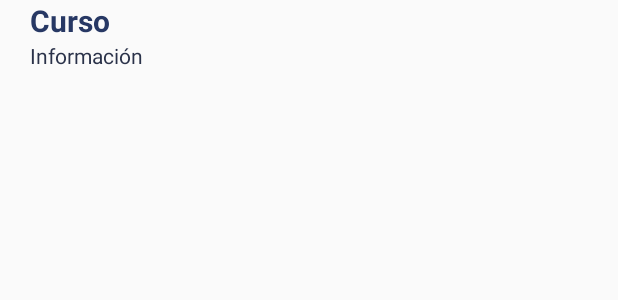
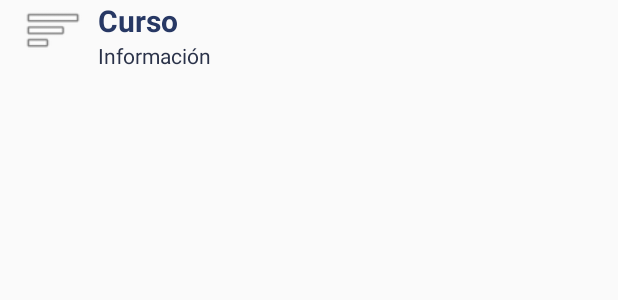
Before and after one commit to kecastro/CourseControl, an Android app: the layout course_item.xml on its own in the app's theme, with its tools: preview values and no code run, on a phone screen of 412 x 824 dp. Shown: the top 300 px of the screen. Run offline under Robolectric (Android 15) with nearby library versions, the phone set to English and light mode, and no system bars.

Commit message:
Add icon for course item

```diff
--- a/app/src/main/java/com/example/kcastrop/coursecontrol/EnrollCourseActivity.java
+++ b/app/src/main/java/com/example/kcastrop/coursecontrol/EnrollCourseActivity.java
@@ -36,6 +36,7 @@ public class EnrollCourseActivity extends BaseActivity {
     @Override
     protected void onCreate(Bundle savedInstanceState) {
         super.onCreate(savedInstanceState);
+
         FrameLayout contentFrameLayout = (FrameLayout) findViewById(R.id.mainContent);
         getLayoutInflater().inflate(R.layout.activity_enroll_course, contentFrameLayout);
 
@@ -62,12 +63,10 @@ public class EnrollCourseActivity extends BaseActivity {
             info.setText("No puedes inscribirte en un curso en el que eres dueño");
             //Toast.makeText(this,"No puedes inscribirte en un curso en el que eres dueño",Toast.LENGTH_LONG).show();
         }else {
-            Query queryCourses = database.child("EnrollCourse").orderByChild("idCourse").endAt(idCourse);
+            Query queryCourses = database.child("EnrollCourse").orderByChild("idCourse").equalTo(idCourse);
             queryCourses.addValueEventListener(new ValueEventListener() {
                 @Override
                 public void onDataChange(DataSnapshot dataSnapshot) {
-                    Toast.makeText(EnrollCourseActivity.this, "Ya has enviado una solicitud", Toast.LENGTH_LONG).show();
-
                     for (DataSnapshot enrollCourseSnapshot : dataSnapshot.getChildren()) {
                         EnrollCourse enrollCourse = enrollCourseSnapshot.getValue(EnrollCourse.class);
                         /*if (enrollCourse.getIdStudent().equals(idUser) && enrollCourse.getIdCourse().equals(idCourse)) {
@@ -91,7 +90,7 @@ public class EnrollCourseActivity extends BaseActivity {
             public void onClick(View view) {
                 firebaseAuth = FirebaseAuth.getInstance();
                 database = FirebaseDatabase.getInstance().getReference();
-               // EnrollCourse enrollCourse = new EnrollCourse(idCourse,idUser);
+                //EnrollCourse enrollCourse = new EnrollCourse(idCourse,idUser);
                 //database.child("EnrollCourse").child(enrollCourse.getIdEnrollCourse()).setValue(enrollCourse);
                 finish();
                 Toast.makeText(EnrollCourseActivity.this,"Tu solicitud ha sido enviada",Toast.LENGTH_LONG).show();
--- a/app/src/main/java/com/example/kcastrop/coursecontrol/HomeActivity.java
+++ b/app/src/main/java/com/example/kcastrop/coursecontrol/HomeActivity.java
@@ -47,15 +47,11 @@ public class HomeActivity extends BaseActivity implements AdapterView.OnItemClic
 
             FrameLayout contentFrameLayout = (FrameLayout) findViewById(R.id.mainContent);
             getLayoutInflater().inflate(R.layout.activity_home, contentFrameLayout);
-            //setContentView(R.layout.activity_home);
 
             information = (TextView) findViewById(R.id.info);
             listViewCourses = (ListView) findViewById(R.id.list_course);
             active = this;
-            courses = new ArrayList<>();
-            //information.setText(utils.getInstance().getCurrentUser());
             loadCourses();
-
             listViewCourses.setOnItemClickListener(this);
         }
     }
@@ -65,6 +61,7 @@ public class HomeActivity extends BaseActivity implements AdapterView.OnItemClic
         queryCourses.addValueEventListener(new ValueEventListener() {
             @Override
             public void onDataChange(DataSnapshot dataSnapshot) {
+                courses = new ArrayList<Course>();
                 for(DataSnapshot coursesSnapshot: dataSnapshot.getChildren()){
                     Course course = coursesSnapshot.getValue(Course.class);
                     courses.add(course);
@@ -87,7 +84,6 @@ public class HomeActivity extends BaseActivity implements AdapterView.OnItemClic
     @Override
     public void onItemClick(AdapterView<?> adapterView, View view, int i, long l) {
         Course course = (Course)adapter.getItem(i);
-        Toast.makeText(active,course.getName(),Toast.LENGTH_SHORT).show();
         //Send variables to other activity
         Intent intent = new Intent(active,EnrollCourseActivity.class);
         intent.putExtra("variable_id_course",course.getCourseId());
--- a/app/src/main/res/layout/course_item.xml
+++ b/app/src/main/res/layout/course_item.xml
@@ -1,5 +1,6 @@
 <?xml version="1.0" encoding="utf-8"?>
 <RelativeLayout xmlns:android="http://schemas.android.com/apk/res/android"
+    xmlns:app="http://schemas.android.com/apk/res-auto"
     android:layout_width="match_parent"
     android:layout_height="match_parent"
     android:orientation="vertical">
@@ -13,12 +14,11 @@
         android:text="Curso"
         android:textColor="#273864"
         android:textStyle="bold"
-        android:layout_alignParentLeft="true"
-        android:layout_alignParentStart="true"
         android:layout_alignParentTop="true"
         android:layout_alignParentRight="true"
         android:layout_alignParentEnd="true"
-        android:layout_marginLeft="20dp"/>
+        android:layout_toRightOf="@+id/image_course"
+        android:layout_marginLeft="10dp"/>
 
     <TextView android:id="@+id/info_course"
         android:layout_width="wrap_content"
@@ -28,9 +28,8 @@
         android:layout_below="@+id/name_course"
         android:layout_alignParentRight="true"
         android:layout_alignParentEnd="true"
-        android:layout_alignParentLeft="true"
-        android:layout_alignParentStart="true"
-        android:layout_marginLeft="20dp" />
+        android:layout_toRightOf="@+id/image_course"
+        android:layout_marginLeft="10dp"/>
 
     <TextView
         android:id="@+id/id_course"
@@ -41,4 +40,15 @@
         android:visibility="invisible"
         android:layout_below="@+id/info_course"
         android:layout_centerHorizontal="true" />
+
+    <ImageView
+        android:id="@+id/image_course"
+        android:layout_width="40dp"
+        android:layout_height="40dp"
+        app:srcCompat="@android:drawable/ic_menu_sort_by_size"
+        android:layout_marginLeft="15dp"
+        android:layout_marginStart="15dp"
+        android:layout_alignParentTop="true"
+        android:layout_alignParentLeft="true"
+        android:layout_alignParentStart="true"/>
 </RelativeLayout>
```
